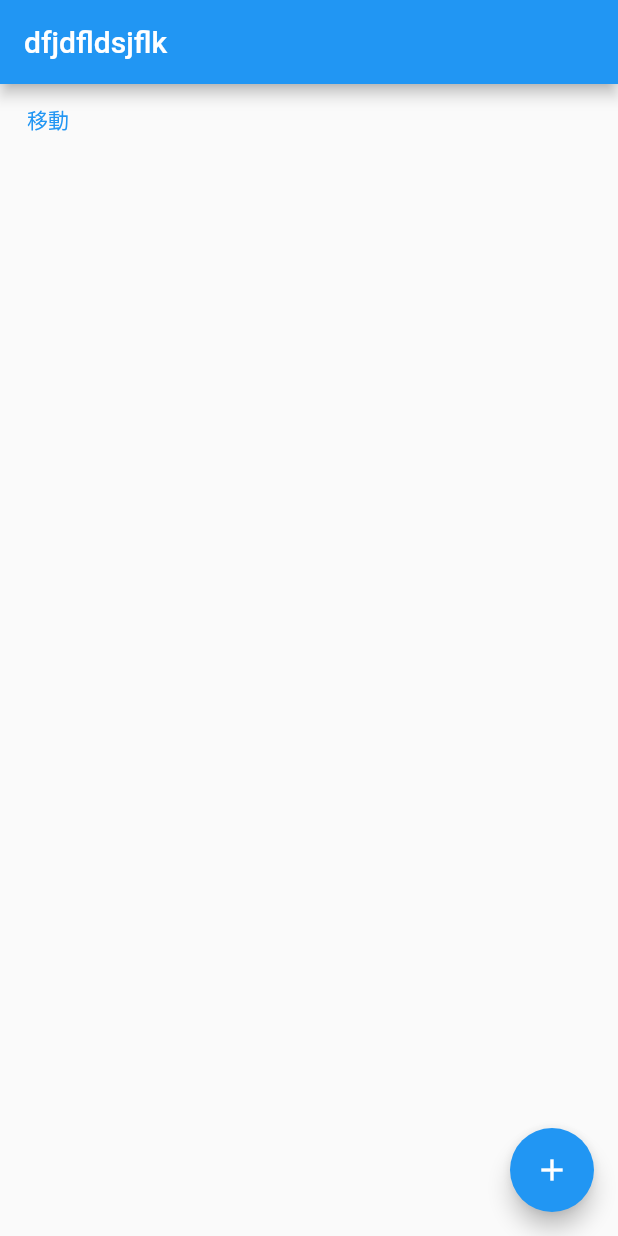
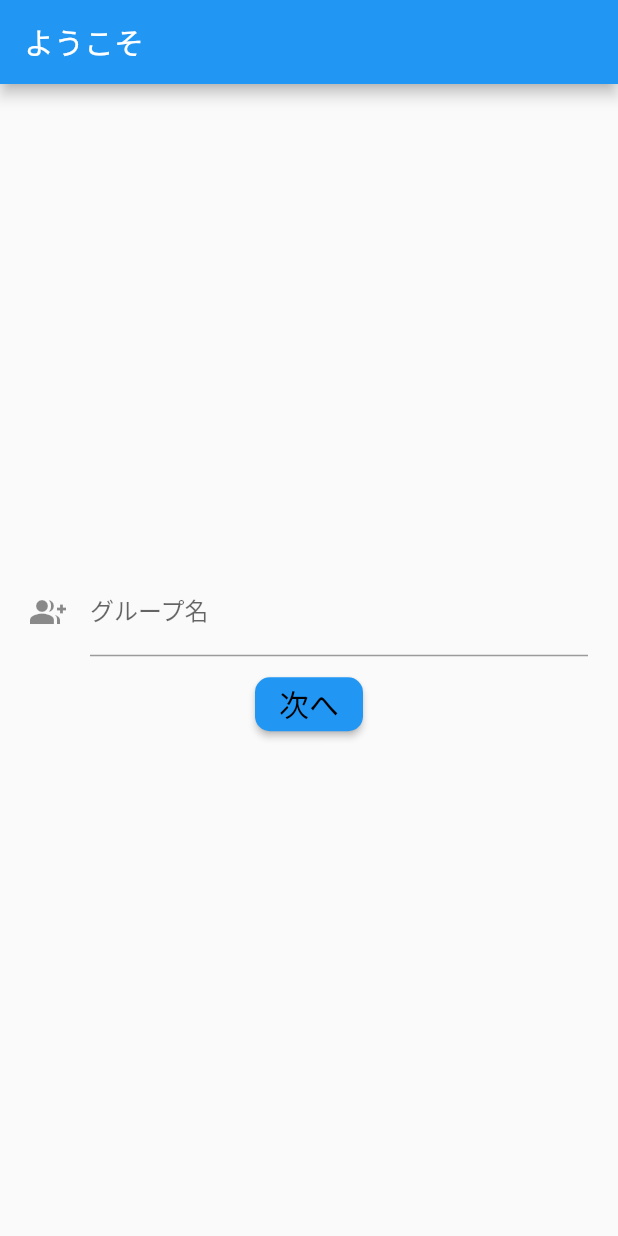
Before and after one commit to kojikokojiko/team5, a Flutter app: the screen it shows after launch, on a phone screen of 412 x 824 dp. Run offline on Flutter 3.47's test engine with Material 2 defaults, Android fonts, the phone set to English and light mode, and no system bars.

Commit message:
ログイン画面完成？

```diff
--- a/lib/view/class_room.dart
+++ b/lib/view/class_room.dart
@@ -2,7 +2,6 @@ import 'package:flutter/material.dart';
 
 import 'insert_data_page.dart';
 import 'listpage.dart';
-
 
 class ClassRoom extends StatelessWidget {
   const ClassRoom({Key? key}) : super(key: key);
@@ -11,29 +10,40 @@ class ClassRoom extends StatelessWidget {
   Widget build(BuildContext context) {
     return Scaffold(
       appBar: AppBar(
-        title: Text("dfjdfldsjflk"),
+        title: const Text("ようこそ"),
       ),
-
-      body: Container(
-        child: TextButton(
-          onPressed: () {
-            Navigator.push(
-                context, MaterialPageRoute(builder: (context) => ListPage()));
-
-          },
-          child: Text("移動"),
-
-        ),
-      ),
-        floatingActionButton: FloatingActionButton(
-          child: Icon(Icons.add),
-        onPressed: () {
-          Navigator.push(
-            context,
-            MaterialPageRoute(builder: (context) => InsertDataPage()),
-          );
-
-        },
+      body: Center(
+        child: Container(
+            margin: EdgeInsets.all(20),
+            child: Column(
+              mainAxisAlignment: MainAxisAlignment.center,
+              children: [
+                const TextField(
+                  decoration: InputDecoration(
+                    labelText: "グループ名",
+                    icon: Icon(Icons.group_add),
+                  ),
+                ),
+                // Flutter1.22以降のみ
+                Padding(
+                  padding: const EdgeInsets.all(8.0),
+                  child: ElevatedButton(
+                    style: ElevatedButton.styleFrom(
+                      primary: Colors.blue,
+                      onPrimary: Colors.black,
+                      shape: RoundedRectangleBorder(
+                        borderRadius: BorderRadius.circular(10),
+                      ),
+                    ),
+                    onPressed: () {},
+                    child: const Text(
+                      '次へ',
+                      style: TextStyle(fontSize: 20),
+                    ),
+                  ),
+                ),
+              ],
+            )),
       ),
     );
   }
```
